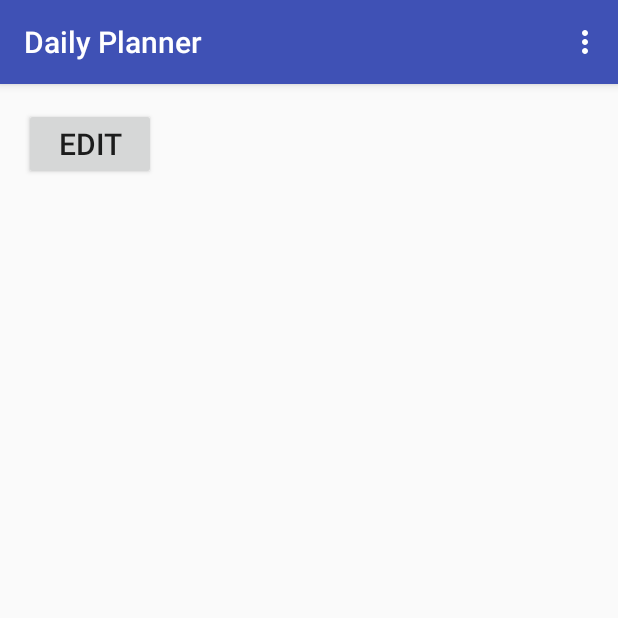
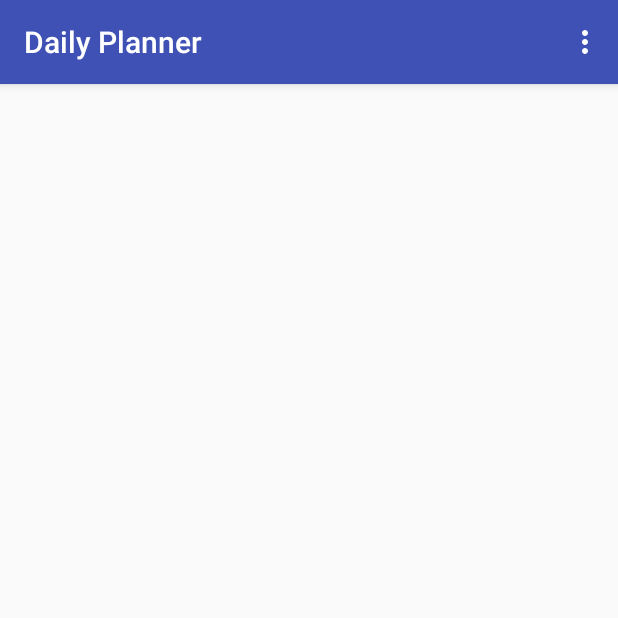
Before and after one commit to MartinW2002/Daily-Planner, an Android app: the screen it shows after launch (DisplayActivity), on a phone screen of 412 x 824 dp, the top half of it. Run offline under Robolectric (Android 15) with nearby library versions, the phone set to English and light mode, and no system bars.

Commit message:
Removed 'EDIT' button in DisplayActivity

```diff
--- a/app/src/main/java/me/martinwiesner/dailyplanner/DisplayActivity.java
+++ b/app/src/main/java/me/martinwiesner/dailyplanner/DisplayActivity.java
@@ -25,7 +25,6 @@ public class DisplayActivity extends AppCompatActivity {
 
     @Override
     public boolean onOptionsItemSelected(MenuItem item) {
-        // Handle item selection
         switch (item.getItemId()) {
             case R.id.item_edit:
                 startActivity(new Intent(this, EditActivity.class));
--- a/app/src/main/res/layout/activity_display.xml
+++ b/app/src/main/res/layout/activity_display.xml
@@ -9,12 +9,4 @@
     android:paddingTop="@dimen/activity_vertical_margin"
     tools:context="me.martinwiesner.dailyplanner.DisplayActivity">
 
-    <Button
-        android:layout_width="wrap_content"
-        android:layout_height="wrap_content"
-        android:text="EDIT"
-        android:textSize="20dp"
-        android:id="@+id/button_edit"
-        android:onClick="onClick"/>
-
 </RelativeLayout>
```
